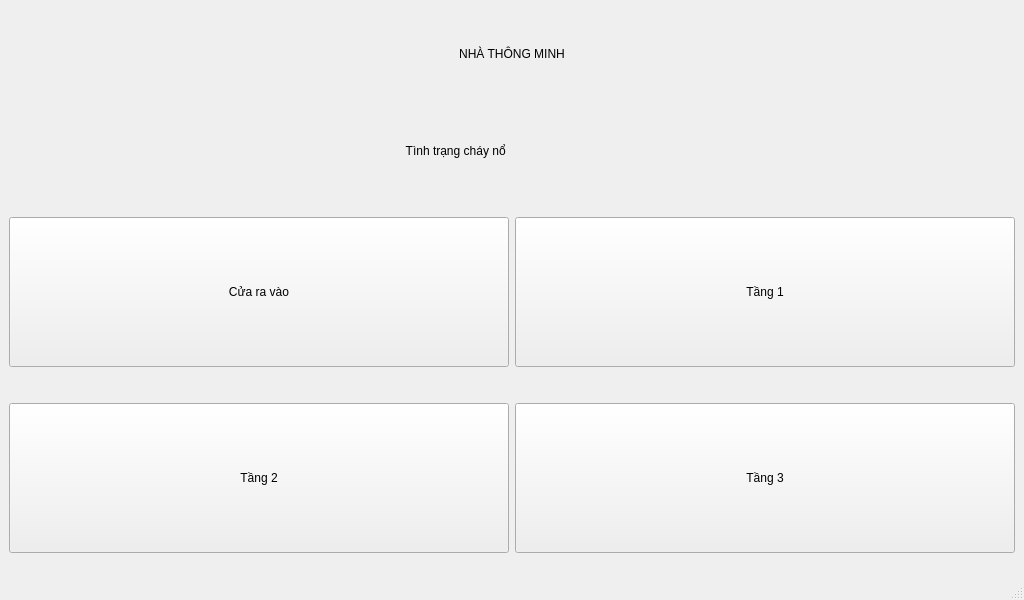
Old version of the form mainwindow.ui in the repository minhnt29/Graduation_GUI.
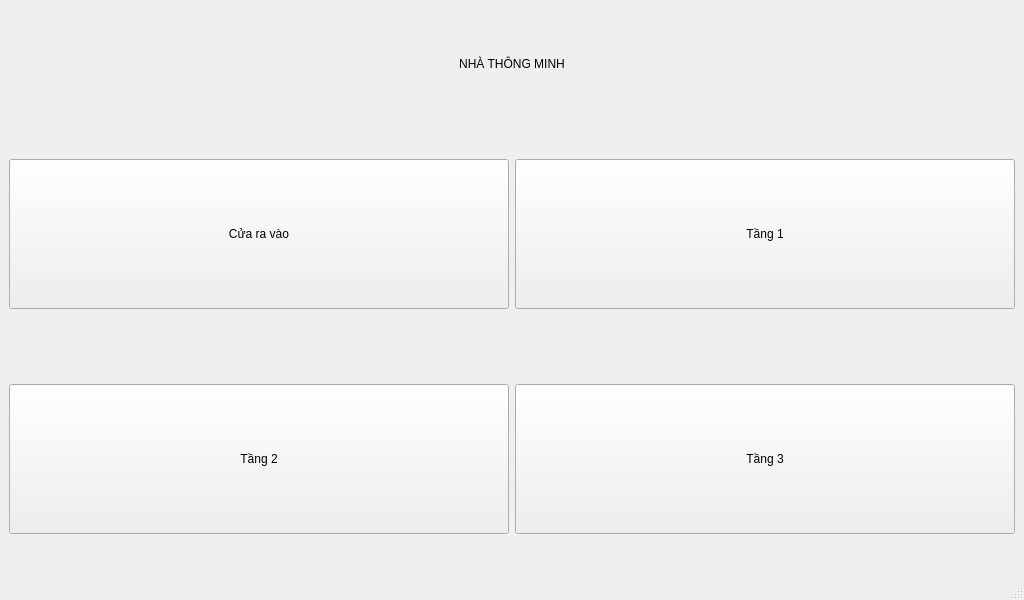
New version of the form.

```diff
--- a/mainwindow.ui
+++ b/mainwindow.ui
@@ -29,7 +29,20 @@
    <layout class="QGridLayout" name="gridLayout">
     <item row="0" column="0">
      <layout class="QGridLayout" name="gridLayout_Panel">
-      <item row="5" column="0" rowspan="2">
+      <item row="2" column="0" rowspan="2">
+       <widget class="QPushButton" name="pushButton_Door">
+        <property name="minimumSize">
+         <size>
+          <width>0</width>
+          <height>150</height>
+         </size>
+        </property>
+        <property name="text">
+         <string>Cửa ra vào</string>
+        </property>
+       </widget>
+      </item>
+      <item row="4" column="0" rowspan="2">
        <widget class="QPushButton" name="pushButton_Floor2">
         <property name="minimumSize">
          <size>
@@ -48,7 +61,26 @@
         </property>
        </widget>
       </item>
-      <item row="3" column="1" rowspan="2">
+      <item row="4" column="1" rowspan="2">
+       <widget class="QPushButton" name="pushButton_Floor3">
+        <property name="minimumSize">
+         <size>
+          <width>499</width>
+          <height>150</height>
+         </size>
+        </property>
+        <property name="baseSize">
+         <size>
+          <width>0</width>
+          <height>0</height>
+         </size>
+        </property>
+        <property name="text">
+         <string>Tầng 3</string>
+        </property>
+       </widget>
+      </item>
+      <item row="2" column="1" rowspan="2">
        <widget class="QPushButton" name="pushButton_Floor1">
         <property name="minimumSize">
          <size>
@@ -64,26 +96,6 @@
         </property>
        </widget>
       </item>
-      <item row="3" column="0" rowspan="2">
-       <widget class="QPushButton" name="pushButton_Door">
-        <property name="minimumSize">
-         <size>
-          <width>0</width>
-          <height>150</height>
-         </size>
-        </property>
-        <property name="text">
-         <string>Cửa ra vào</string>
-        </property>
-       </widget>
-      </item>
-      <item row="1" column="1">
-       <widget class="QLabel" name="label_Fire_Status">
-        <property name="text">
-         <string/>
-        </property>
-       </widget>
-      </item>
       <item row="0" column="0" colspan="2">
        <widget class="QLabel" name="label_Project_Name">
         <property name="text">
@@ -94,35 +106,6 @@
         </property>
        </widget>
       </item>
-      <item row="5" column="1" rowspan="2">
-       <widget class="QPushButton" name="pushButton_Floor3">
-        <property name="minimumSize">
-         <size>
-          <width>499</width>
-          <height>150</height>
-         </size>
-        </property>
-        <property name="baseSize">
-         <size>
-          <width>0</width>
-          <height>0</height>
-         </size>
-        </property>
-        <property name="text">
-         <string>Tầng 3</string>
-        </property>
-       </widget>
-      </item>
-      <item row="1" column="0">
-       <widget class="QLabel" name="lable_Fire">
-        <property name="text">
-         <string>Tình trạng cháy nổ </string>
-        </property>
-        <property name="alignment">
-         <set>Qt::AlignRight|Qt::AlignTrailing|Qt::AlignVCenter</set>
-        </property>
-       </widget>
-      </item>
      </layout>
     </item>
    </layout>
```
Left out of the diff: 2 changed lines with no effect on the pictures.
